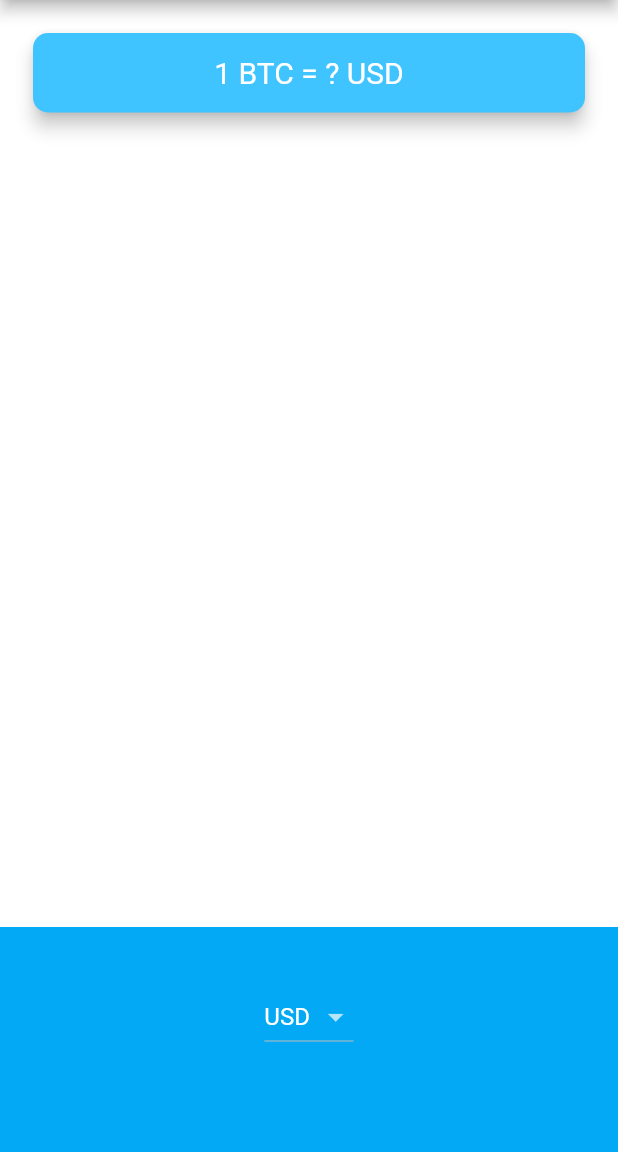
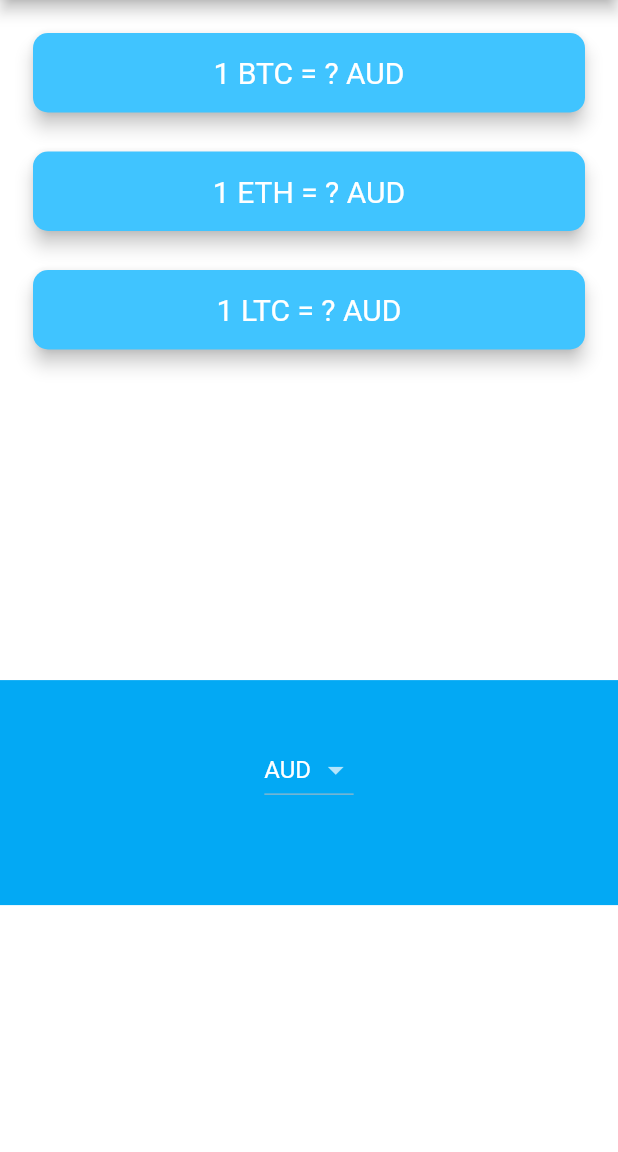
Before and after one commit to codewith-usama/Bitcoin-Ticker-APIs-based-Cryptocurrency-Application, a Flutter app: the screen it shows after launch, on a phone screen of 412 x 824 dp, the part 84-1236 px from its top. Run offline on Flutter 3.47's test engine with Material 2 defaults, Android fonts, the phone set to English and light mode, and no system bars; network calls fail.

Commit message:
done with BTC to other currency

```diff
--- a/lib/main.dart
+++ b/lib/main.dart
@@ -1,5 +1,5 @@
 import 'package:flutter/material.dart';
-import 'price_screen.dart';
+import 'utilities/price_screen.dart';
 
 void main() => runApp(const MyApp());
 
--- /dev/null
+++ b/lib/services/networking.dart
@@ -0,0 +1,24 @@
+import 'package:http/http.dart' as http;
+import 'dart:convert';
+class NetworkHelper {
+
+  NetworkHelper({required this.url, required this.currencyChanger});
+
+  final String url;
+  final String currencyChanger;
+
+  Future getData() async {
+    Uri uri = Uri.parse(url);
+    http.Response response = await http.get(uri);
+    if(response.statusCode == 200) {
+      var decodedData = jsonDecode(response.body);
+      var lastPrice = decodedData['exchange_rates'][currencyChanger];
+      return lastPrice;
+    }
+    else {
+      print(response.statusCode);
+    }
+  }
+
+
+}
--- /dev/null
+++ b/lib/services/pricing.dart
@@ -0,0 +1,11 @@
+import 'networking.dart';
+
+const bitCoinURL = 'https://exchange-rates.abstractapi.com/v1/live/';
+const apiKey = '053bb5d42d6c4a50853f9ad04e9bd5b2';
+class PriceOfBTC {
+
+  Future<dynamic> getBTCCurrentPrice(String currencyChanger) async{
+    NetworkHelper networkHelper = NetworkHelper(url: '$bitCoinURL?api_key=$apiKey&base=BTC&target=$currencyChanger', currencyChanger: currencyChanger);
+    return await networkHelper.getData();
+  }
+}
--- a/lib/price_screen.dart
+++ b/lib/utilities/price_screen.dart
@@ -2,6 +2,7 @@ import 'package:flutter/material.dart';
 import 'coin_data.dart';
 import 'package:flutter/cupertino.dart';
 import 'dart:io' show Platform;
+import '../services/pricing.dart';
 
 class PriceScreen extends StatefulWidget {
   const PriceScreen({super.key});
@@ -13,7 +14,26 @@ class PriceScreen extends StatefulWidget {
 
 class _PriceScreenState extends State<PriceScreen> {
 
-  String currencyChanger = 'USD';
+  String currencyChanger = 'AUD';
+  String price = '?';
+
+  @override
+  void initState(){
+    super.initState();
+    getData();
+  }
+
+  void getData() async{
+    try {
+      var priceOfBTC = await PriceOfBTC().getBTCCurrentPrice(currencyChanger);
+      setState(() {
+        price = priceOfBTC.toStringAsFixed(0);
+      });
+    }
+    catch(e) {
+      print(e);
+    }
+  }
 
 
   DropdownButton androidDropdown() {
@@ -31,6 +51,7 @@ class _PriceScreenState extends State<PriceScreen> {
       onChanged: (value) {
         setState(() {
           currencyChanger = value as String;
+          getData();
         });
       },
       items: dropdownItems,
@@ -60,29 +81,14 @@ class _PriceScreenState extends State<PriceScreen> {
         title: const Text('🤑 Coin Ticker'),
       ),
       body: Column(
-        mainAxisAlignment: MainAxisAlignment.spaceBetween,
+        mainAxisAlignment: MainAxisAlignment.start,
         crossAxisAlignment: CrossAxisAlignment.stretch,
         children: <Widget>[
-          Padding(
-            padding: const EdgeInsets.fromLTRB(18.0, 18.0, 18.0, 0),
-            child: Card(
-              color: Colors.lightBlueAccent,
-              elevation: 5.0,
-              shape: RoundedRectangleBorder(
-                borderRadius: BorderRadius.circular(10.0),
-              ),
-              child: const Padding(
-                padding: EdgeInsets.symmetric(vertical: 15.0, horizontal: 28.0),
-                child: Text(
-                  '1 BTC = ? USD',
-                  textAlign: TextAlign.center,
-                  style: TextStyle(
-                    fontSize: 20.0,
-                    color: Colors.white,
-                  ),
-                ),
-              ),
-            ),
+          CryptoCard(currencyChanger: currencyChanger, price: price, selectedCurrency: cryptoList[0],),
+          CryptoCard(currencyChanger: currencyChanger, price: price, selectedCurrency: cryptoList[1],),
+          CryptoCard(currencyChanger: currencyChanger, price: price, selectedCurrency: cryptoList[2],),
+          const SizedBox(
+            height: 216.4,
           ),
           Container(
             height: 150.0,
@@ -96,3 +102,40 @@ class _PriceScreenState extends State<PriceScreen> {
     );
   }
 }
+
+class CryptoCard extends StatelessWidget {
+  const CryptoCard({
+    required this.currencyChanger,
+    required this.price,
+    required this.selectedCurrency
+  });
+
+  final selectedCurrency;
+  final String price;
+  final String currencyChanger;
+
+  @override
+  Widget build(BuildContext context) {
+    return Padding(
+      padding: const EdgeInsets.fromLTRB(18.0, 18.0, 18.0, 0),
+      child: Card(
+        color: Colors.lightBlueAccent,
+        elevation: 5.0,
+        shape: RoundedRectangleBorder(
+          borderRadius: BorderRadius.circular(10.0),
+        ),
+        child: Padding(
+          padding: const EdgeInsets.symmetric(vertical: 15.0, horizontal: 28.0),
+          child: Text(
+            '1 $selectedCurrency = $price $currencyChanger',
+            textAlign: TextAlign.center,
+            style: const TextStyle(
+              fontSize: 20.0,
+              color: Colors.white,
+            ),
+          ),
+        ),
+      ),
+    );
+  }
+}
--- a/pubspec.yaml
+++ b/pubspec.yaml
@@ -35,6 +35,7 @@ dependencies:
   # The following adds the Cupertino Icons font to your application.
   # Use with the CupertinoIcons class for iOS style icons.
   cupertino_icons: ^1.0.2
+  http: ^0.13.5
 
 dev_dependencies:
   flutter_test:
```
Also changed, not shown: lib/utilities/coin_data.dart (renamed from lib/coin_data.dart), pubspec.lock.
